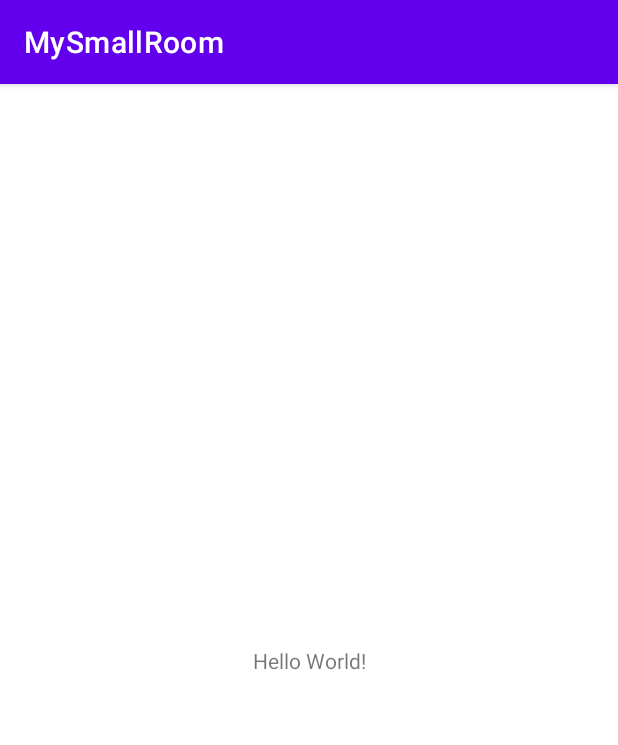
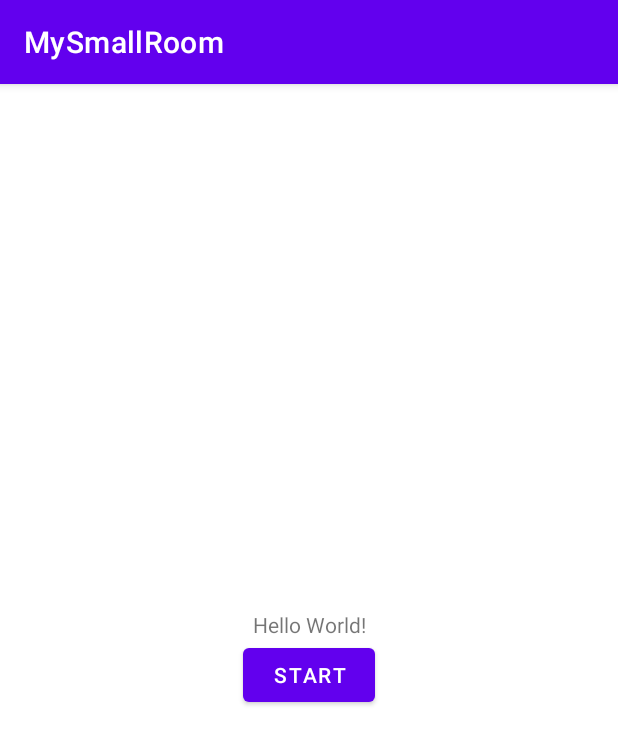
Before and after one commit to Kristof1992/RoomTest, an Android app: the screen it shows after launch (MainActivity), on a phone screen of 412 x 824 dp. Shown: the top 745 px of the screen. Run offline under Robolectric (Android 15) with nearby library versions, the phone set to English and light mode, and no system bars; our stand-ins replace data binding.

```diff
--- /dev/null
+++ b/app/src/main/java/com/kristofs/mysmallroom/TitleFragment.kt
@@ -0,0 +1,34 @@
+package com.kristofs.mysmallroom
+
+import android.os.Bundle
+import androidx.fragment.app.Fragment
+import android.view.LayoutInflater
+import android.view.View
+import android.view.ViewGroup
+import androidx.databinding.DataBindingUtil
+import com.kristofs.mysmallroom.databinding.TitleFragmentBinding
+import androidx.navigation.fragment.findNavController
+
+class TitleFragment : Fragment() {
+
+    override fun onCreateView(
+        inflater: LayoutInflater, container: ViewGroup?,
+        savedInstanceState: Bundle?
+    ): View? {
+        // Inflate the layout for this fragment
+
+        val binding: TitleFragmentBinding = DataBindingUtil.inflate(
+            inflater,
+            R.layout.title_fragment,
+            container,
+            false)
+
+        binding.titleButton.setOnClickListener {
+            findNavController().navigate(R.id.action_titleFragment_to_dessertsInventoryFragment)
+        }
+
+        return binding.root
+    }
+
+
+}
--- a/app/src/main/java/com/kristofs/mysmallroom/database/DessertsDatabaseDao.kt
+++ b/app/src/main/java/com/kristofs/mysmallroom/database/DessertsDatabaseDao.kt
@@ -18,6 +18,9 @@ interface DessertsDatabaseDao {
     @Query("SELECT * FROM desserts ORDER BY dessertID ASC")
     fun getAll(): List<Desserts>
 
+    @Query("SELECT * FROM desserts ORDER BY dessertID ASC LIMIT 1")
+    fun getFirstDessert() : Desserts?
+
     @Query("DELETE FROM desserts")
     fun deleteAll(): Int
 }
--- /dev/null
+++ b/app/src/main/res/layout/title_fragment.xml
@@ -0,0 +1,36 @@
+<?xml version="1.0" encoding="utf-8"?>
+
+<layout>
+
+<androidx.constraintlayout.widget.ConstraintLayout xmlns:android="http://schemas.android.com/apk/res/android"
+    xmlns:tools="http://schemas.android.com/tools"
+    android:layout_width="match_parent"
+    android:layout_height="match_parent"
+    xmlns:app="http://schemas.android.com/apk/res-auto"
+    tools:context=".TitleFragment">
+
+    <TextView
+        android:id="@+id/title_text"
+        android:layout_width="wrap_content"
+        android:layout_height="wrap_content"
+        android:text="Hello World!"
+        app:layout_constraintBottom_toTopOf="@id/title_button"
+        app:layout_constraintLeft_toLeftOf="parent"
+        app:layout_constraintRight_toRightOf="parent"
+        app:layout_constraintTop_toTopOf="parent"
+        app:layout_constraintVertical_chainStyle="packed"/>
+
+    <Button
+        android:id="@+id/title_button"
+        android:layout_width="wrap_content"
+        android:layout_height="wrap_content"
+        android:text="Start"
+        app:layout_constraintTop_toBottomOf="@id/title_text"
+        app:layout_constraintStart_toStartOf="parent"
+        app:layout_constraintEnd_toEndOf="parent"
+        app:layout_constraintBottom_toBottomOf="parent"
+        />
+
+</androidx.constraintlayout.widget.ConstraintLayout>
+
+</layout>
--- a/app/src/main/res/values/strings.xml
+++ b/app/src/main/res/values/strings.xml
@@ -1,3 +1,5 @@
 <resources>
     <string name="app_name">MySmallRoom</string>
+    <!-- TODO: Remove or change this placeholder text -->
+    <string name="hello_blank_fragment">Hello blank fragment</string>
 </resources>
--- a/build.gradle
+++ b/build.gradle
@@ -7,7 +7,7 @@ buildscript {
     dependencies {
         classpath 'com.android.tools.build:gradle:7.1.0'
         classpath "org.jetbrains.kotlin:kotlin-gradle-plugin:1.6.10"
-
+        classpath "androidx.navigation:navigation-safe-args-gradle-plugin:2.3.5"
         // NOTE: Do not place your application dependencies here; they belong
         // in the individual module build.gradle files
     }
```
Also changed, not shown: app/build.gradle (+17 -3 lines), app/src/main/java/com/kristofs/mysmallroom/dessertstracker/DessertsInventoryFragment.kt (added, +39 -0 lines), app/src/main/java/com/kristofs/mysmallroom/dessertstracker/DessertsInventoryViewModel.kt (added, +80 -0 lines), app/src/main/java/com/kristofs/mysmallroom/dessertstracker/DessertsInventoryViewModelFactory.kt (added, +18 -0 lines), app/src/main/res/layout/activity_main.xml (+10 -10 lines), app/src/main/res/layout/dessert_inventory_fragment.xml (added, +32 -0 lines), app/src/main/res/navigation/mynavigation.xml (added, +22 -0 lines), 1 other file.
